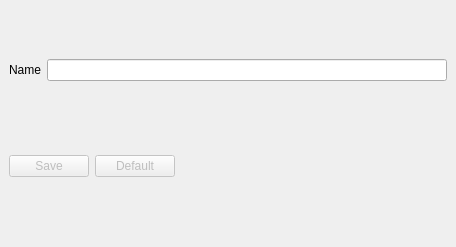
Above: zbyrator-water/editwaterprofile.ui from KTS-Intek/quick-collect before the change. Below: the same form after it.
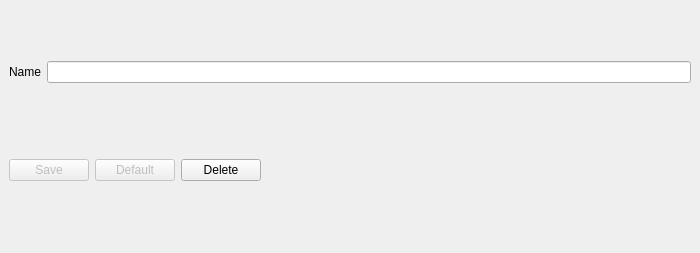
That is the form after the change. Icons and pictures are not drawn.

Diff of the .ui file:
```diff
--- a/zbyrator-water/editwaterprofile.ui
+++ b/zbyrator-water/editwaterprofile.ui
@@ -6,8 +6,8 @@
    <rect>
     <x>0</x>
     <y>0</y>
-    <width>456</width>
-    <height>247</height>
+    <width>700</width>
+    <height>253</height>
    </rect>
   </property>
   <property name="windowTitle">
@@ -86,6 +86,17 @@
         </property>
        </widget>
       </item>
+      <item>
+       <widget class="QPushButton" name="pbDelete">
+        <property name="text">
+         <string>Delete</string>
+        </property>
+        <property name="icon">
+         <iconset resource="../res.qrc">
+          <normaloff>:/katynko/svg/edit-delete.svg</normaloff>:/katynko/svg/edit-delete.svg</iconset>
+        </property>
+       </widget>
+      </item>
       <item>
        <spacer name="horizontalSpacer">
         <property name="orientation">
```
